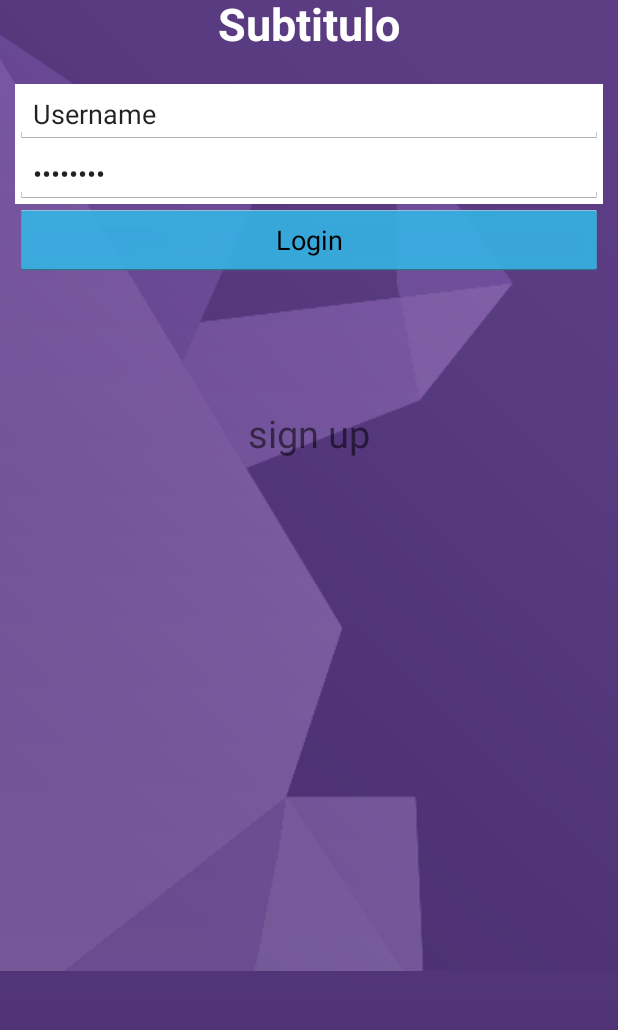
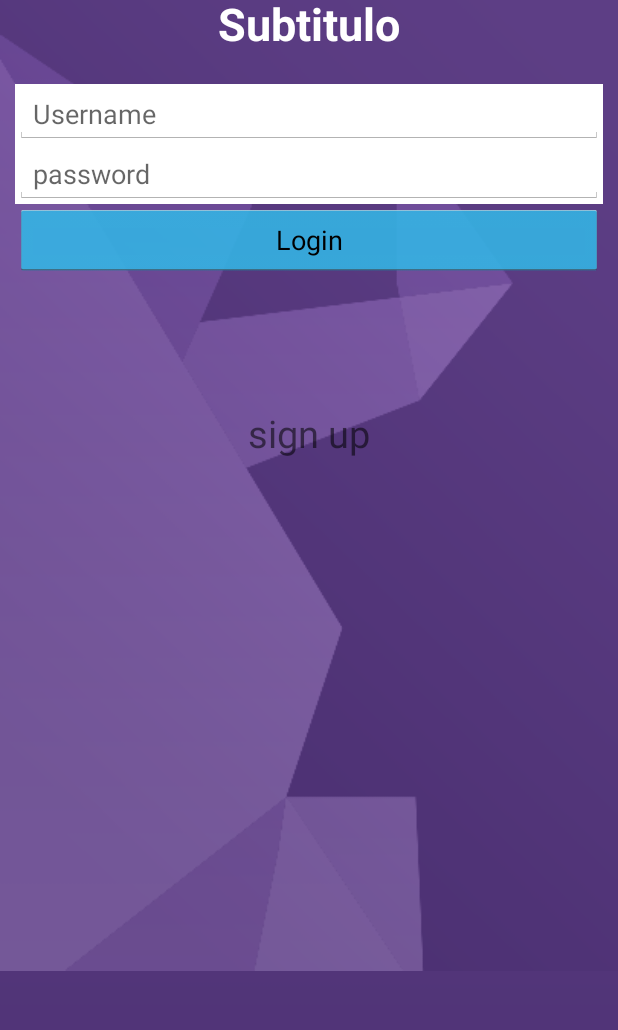
Before and after one commit to Miguelito1986/MyYep, an Android app: the screen it shows after launch (LoginActivity), on a phone screen of 412 x 824 dp, the part 128-1158 px from its top. Run offline under Robolectric (Android 15) with nearby library versions, the phone set to English and light mode, and no system bars; libraries missing offline, so code that uses them is left out: com.parse; 5 statements that could not run were skipped.

Commit message:
Add android hint

```diff
--- a/app/src/main/res/layout/activity_login.xml
+++ b/app/src/main/res/layout/activity_login.xml
@@ -81,8 +81,7 @@
         android:hint="@string/Username"
         android:layout_above="@+id/passwordField"
         android:layout_alignLeft="@+id/imageView"
-        android:layout_alignStart="@+id/imageView"
-        android:text="@string/Username" />
+        android:layout_alignStart="@+id/imageView" />
 
 
         <EditText
@@ -93,7 +92,7 @@
             android:layout_centerVertical="true"
             android:layout_alignLeft="@+id/imageView"
             android:layout_alignStart="@+id/imageView"
-            android:text="@string/passwordField" />
+            android:hint="@string/passwordField" />
     </LinearLayout>
 
 </RelativeLayout>
```
